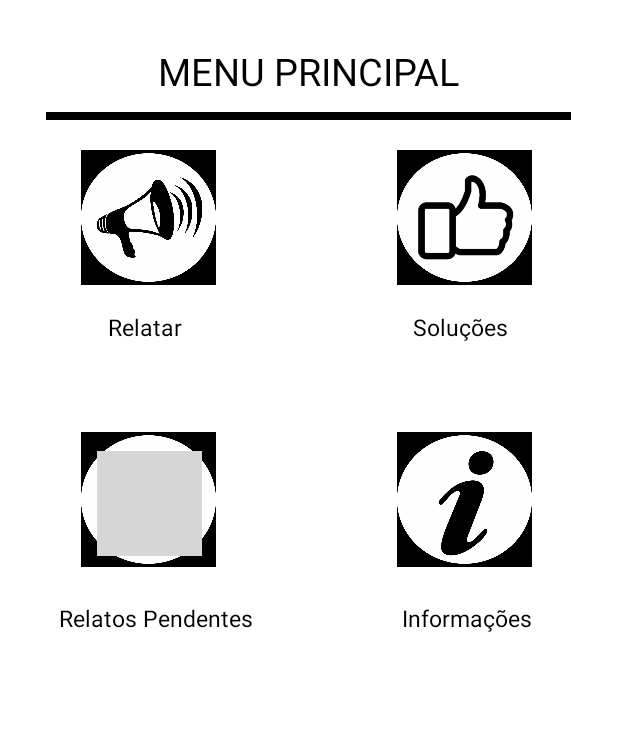
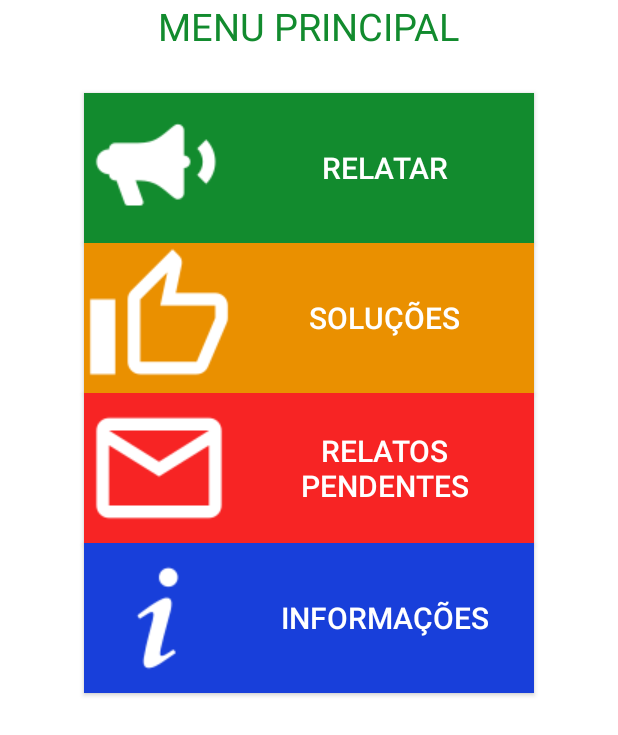
Before and after one commit to apdiegosilva/City360, an Android app: the PrincipalCidadaoActivity screen opened directly, with no data from a screen before it, on a phone screen of 412 x 824 dp. Shown: the top 735 px of the screen. Run offline under Robolectric (Android 15) with nearby library versions, the phone set to English and light mode, and no system bars; grey boxes are pictures that could not be loaded.

Commit message:
Finalizao tela Principal Cidadao

```diff
--- a/app/src/main/java/city360/fernandosoares/com/city360/PrincipalCidadaoActivity.java
+++ b/app/src/main/java/city360/fernandosoares/com/city360/PrincipalCidadaoActivity.java
@@ -4,25 +4,26 @@ import android.content.Intent;
 import android.support.v7.app.AppCompatActivity;
 import android.os.Bundle;
 import android.view.View;
+import android.widget.Button;
 import android.widget.ImageView;
 
 public class PrincipalCidadaoActivity extends AppCompatActivity {
 
 
-    private ImageView imgRelatar;
-    private ImageView imgSolucoes;
-    private ImageView imgRelatosPendentes;
-    private ImageView imgInformacoes;
+    private Button imgRelatar;
+    private Button imgSolucoes;
+    private Button imgRelatosPendentes;
+    private Button imgInformacoes;
 
     @Override
     protected void onCreate(Bundle savedInstanceState) {
         super.onCreate(savedInstanceState);
         setContentView(R.layout.activity_principal_cidadao);
 
-        imgRelatar = (ImageView) findViewById(R.id.imgSolicitarId);
-        imgSolucoes = (ImageView) findViewById(R.id.imgAnalisadosId);
-        imgRelatosPendentes = (ImageView) findViewById(R.id.imgPendentesId);
-        imgInformacoes = (ImageView) findViewById(R.id.imgInformacoesId);
+        imgRelatar = (Button) findViewById(R.id.imgSolicitarId);
+        imgSolucoes = (Button) findViewById(R.id.imgAnalisadosId);
+        imgRelatosPendentes = (Button) findViewById(R.id.imgPendentesId);
+        imgInformacoes = (Button) findViewById(R.id.imgInformacoesId);
 
         imgRelatar.setOnClickListener(new View.OnClickListener() {
             @Override
--- a/app/src/main/res/layout/activity_principal_cidadao.xml
+++ b/app/src/main/res/layout/activity_principal_cidadao.xml
@@ -13,159 +13,60 @@
         android:layout_height="wrap_content"
         android:layout_alignParentTop="true"
         android:layout_centerHorizontal="true"
-        android:layout_marginTop="30dp"
         android:text="MENU PRINCIPAL"
-        android:textColor="@color/Texto_city"
+        android:textColor="@color/Verde"
         android:textSize="25sp" />
 
-    <ImageView
-        android:id="@+id/imageView2"
-        android:layout_width="90dp"
-        android:layout_height="90dp"
-        android:layout_alignParentLeft="true"
-        android:layout_alignParentStart="true"
+    <Button
+        android:id="@+id/imgSolicitarId"
+        android:layout_width="300dp"
+        android:layout_height="wrap_content"
         android:layout_below="@+id/textView3"
-        android:layout_marginLeft="54dp"
-        android:layout_marginStart="54dp"
-        android:layout_marginTop="35dp"
-        android:background="@color/Texto_city"
-        app:srcCompat="@drawable/circulo" />
+        android:layout_centerHorizontal="true"
+        android:layout_marginTop="27dp"
+        android:background="@color/Verde"
+        android:drawableLeft="@drawable/megafone"
+        android:text="relatar"
+        android:textColor="@color/colorPrimaryDark"
+        android:textSize="20sp" />
 
-    <ImageView
-        android:id="@+id/imgSolicitarId"
-        android:layout_width="70dp"
-        android:layout_height="70dp"
-        app:srcCompat="@drawable/megafone"
-        android:layout_marginRight="9dp"
-        android:layout_marginEnd="9dp"
-        android:layout_alignTop="@+id/imageView2"
-        android:layout_alignRight="@+id/imageView2"
-        android:layout_alignEnd="@+id/imageView2"
-        android:layout_marginTop="10dp" />
-
-    <TextView
-        android:id="@+id/textView11"
-        android:layout_width="wrap_content"
+    <Button
+        android:id="@+id/imgAnalisadosId"
+        android:layout_width="300dp"
         android:layout_height="wrap_content"
         android:layout_alignLeft="@+id/imgSolicitarId"
         android:layout_alignStart="@+id/imgSolicitarId"
-        android:layout_below="@+id/imageView2"
-        android:layout_marginLeft="7dp"
-        android:layout_marginStart="7dp"
-        android:layout_marginTop="17dp"
-        android:text="Relatar"
-        android:textColor="@color/texto_meio_tela"
-        android:textSize="15sp" />
+        android:layout_below="@+id/imgSolicitarId"
+        android:background="@color/Laranja"
+        android:drawableLeft="@drawable/solucoes"
+        android:text="soluções"
+        android:textColor="@color/Fundo_app"
+        android:textSize="20sp" />
 
-    <ImageView
-        android:id="@+id/imageView7"
-        android:layout_width="90dp"
-        android:layout_height="90dp"
-        android:layout_alignParentEnd="true"
-        android:layout_alignParentRight="true"
-        android:layout_alignTop="@+id/imageView2"
-        android:layout_marginEnd="57dp"
-        android:layout_marginRight="57dp"
-        android:background="@color/Texto_city"
-        app:srcCompat="@drawable/circulo" />
-
-    <ImageView
-        android:id="@+id/imgAnalisadosId"
-        android:layout_width="70dp"
-        android:layout_height="70dp"
-        android:layout_alignEnd="@+id/imageView7"
-        android:layout_alignRight="@+id/imageView7"
-        android:layout_alignTop="@+id/imgSolicitarId"
-        android:layout_marginEnd="9dp"
-        android:layout_marginRight="9dp"
-        app:srcCompat="@drawable/like" />
-
-    <TextView
-        android:id="@+id/textView19"
-        android:layout_width="wrap_content"
+    <Button
+        android:id="@+id/imgPendentesId"
+        android:layout_width="300dp"
         android:layout_height="wrap_content"
         android:layout_alignLeft="@+id/imgAnalisadosId"
         android:layout_alignStart="@+id/imgAnalisadosId"
-        android:layout_alignTop="@+id/textView11"
-        android:text="Soluções"
-        android:textColor="@color/texto_meio_tela"
-        android:textSize="15sp" />
+        android:layout_below="@+id/imgAnalisadosId"
+        android:background="@color/Vermelho"
+        android:drawableLeft="@drawable/relatos_pendentes"
+        android:text="Relatos Pendentes"
+        android:textColor="@color/Fundo_app"
+        android:textSize="20sp" />
 
-    <ImageView
-        android:id="@+id/imageView9"
-        android:layout_width="90dp"
-        android:layout_height="90dp"
-        android:layout_alignLeft="@+id/imageView2"
-        android:layout_alignStart="@+id/imageView2"
-        android:layout_below="@+id/textView11"
-        android:layout_marginTop="59dp"
-        android:background="@color/Texto_city"
-        app:srcCompat="@drawable/circulo" />
-
-    <ImageView
-        android:id="@+id/imgPendentesId"
-        android:layout_width="70dp"
-        android:layout_height="70dp"
-        app:srcCompat="@drawable/meusrelatos"
-        android:layout_marginBottom="7dp"
-        android:layout_above="@+id/textView20"
-        android:layout_alignLeft="@+id/imgSolicitarId"
-        android:layout_alignStart="@+id/imgSolicitarId" />
-
-    <TextView
-        android:id="@+id/textView20"
-        android:layout_width="wrap_content"
+    <Button
+        android:id="@+id/imgInformacoesId"
+        android:layout_width="300dp"
         android:layout_height="wrap_content"
-        android:layout_alignParentLeft="true"
-        android:layout_alignParentStart="true"
-        android:layout_below="@+id/imageView9"
-        android:layout_marginLeft="39dp"
-        android:layout_marginStart="39dp"
-        android:layout_marginTop="23dp"
-        android:text="Relatos Pendentes"
-        android:textColor="@color/texto_meio_tela"
-        android:textSize="15sp" />
-
-    <ImageView
-        android:id="@+id/imageView11"
-        android:layout_width="90dp"
-        android:layout_height="90dp"
-        android:layout_alignLeft="@+id/imageView7"
-        android:layout_alignStart="@+id/imageView7"
-        android:layout_alignTop="@+id/imageView9"
-        android:background="@color/Texto_city"
-        app:srcCompat="@drawable/circulo" />
-
-    <ImageView
-        android:id="@+id/imgInformacoesId"
-        android:layout_width="70dp"
-        android:layout_height="70dp"
-        android:layout_alignLeft="@+id/textView19"
-        android:layout_alignStart="@+id/textView19"
-        android:layout_alignTop="@+id/imgPendentesId"
-        app:srcCompat="@drawable/informacoes" />
-
-    <TextView
-        android:id="@+id/textView23"
-        android:layout_width="wrap_content"
-        android:layout_height="wrap_content"
-        android:layout_alignBaseline="@+id/textView20"
-        android:layout_alignBottom="@+id/textView20"
-        android:layout_alignEnd="@+id/imageView11"
-        android:layout_alignRight="@+id/imageView11"
+        android:layout_alignLeft="@+id/imgPendentesId"
+        android:layout_alignStart="@+id/imgPendentesId"
+        android:layout_below="@+id/imgPendentesId"
+        android:background="@color/Azul"
+        android:drawableLeft="@drawable/informacoes"
         android:text="Informações"
-        android:textColor="@color/texto_meio_tela"
-        android:textSize="15sp" />
-
-    <android.support.v7.widget.Toolbar
-        android:id="@+id/toolbar3"
-        android:layout_width="350dp"
-        android:layout_height="5dp"
-        android:layout_below="@+id/textView3"
-        android:layout_centerHorizontal="true"
-        android:layout_marginTop="10dp"
-        android:background="@color/Texto_city"
-        android:minHeight="?attr/actionBarSize"
-        android:theme="?attr/actionBarTheme" />
+        android:textColor="@color/Fundo_app"
+        android:textSize="20sp" />
 
 </RelativeLayout>
--- a/app/src/main/res/values/colors.xml
+++ b/app/src/main/res/values/colors.xml
@@ -9,5 +9,6 @@
     <color name="Verde">#128b2e</color>
     <color name="Laranja">#ea9000</color>
     <color name="Vermelho">#f72424</color>
+    <color name="Azul">#183fda</color>
 
 </resources>
```
Also changed, not shown: app/src/main/res/drawable/informacoes.png, app/src/main/res/drawable/megafone.png, app/src/main/res/drawable/relatos_pendentes.png (added), app/src/main/res/drawable/solucoes.png (added).
